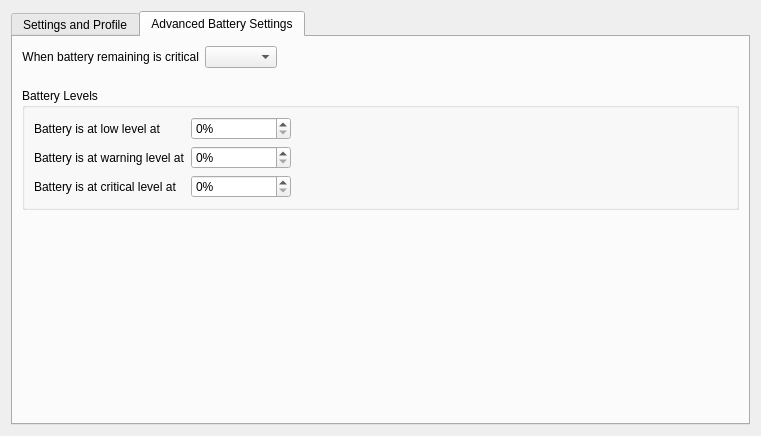
First picture: the form in kcmodule/global/generalPage.ui, repository KDE/powerdevil, before the edit.
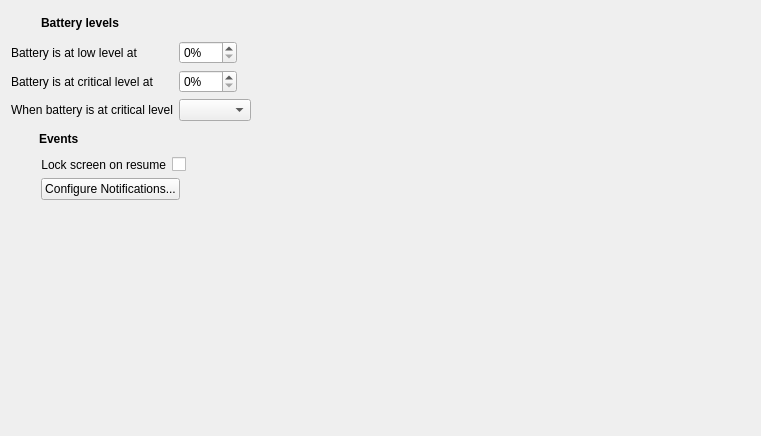
Second picture: the form after the edit. The open tabs and pages were chosen to show the change. Custom widgets are drawn as their Qt base class.

Commit message: Rework new General (now Advanced) Power management configuration page

```diff
--- a/kcmodule/global/generalPage.ui
+++ b/kcmodule/global/generalPage.ui
@@ -10,17 +10,134 @@
     <height>436</height>
    </rect>
   </property>
-  <layout class="QVBoxLayout" name="verticalLayout_3">
-   <item>
-    <widget class="KTabWidget" name="tabWidget">
-     <property name="currentIndex">
-      <number>0</number>
-     </property>
-     <widget class="QWidget" name="tab">
-      <attribute name="title">
-       <string>Settings and Profile</string>
-      </attribute>
       <layout class="QVBoxLayout" name="verticalLayout">
+   <item>
+    <layout class="QHBoxLayout" name="horizontalLayout">
+     <item>
+      <widget class="QLabel" name="batteryLevelsIconLabel">
+       <property name="minimumSize">
+        <size>
+         <width>24</width>
+         <height>24</height>
+        </size>
+       </property>
+       <property name="maximumSize">
+        <size>
+         <width>24</width>
+         <height>24</height>
+        </size>
+       </property>
+       <property name="text">
+        <string/>
+       </property>
+      </widget>
+     </item>
+     <item>
+      <widget class="QLabel" name="label">
+       <property name="text">
+        <string>&lt;b&gt;Battery levels&lt;/b&gt;</string>
+       </property>
+      </widget>
+     </item>
+    </layout>
+   </item>
+   <item>
+    <layout class="QFormLayout" name="formLayout_3">
+     <property name="fieldGrowthPolicy">
+      <enum>QFormLayout::ExpandingFieldsGrow</enum>
+     </property>
+     <item row="0" column="0">
+      <widget class="QLabel" name="label_7">
+       <property name="text">
+        <string>Battery is at low level at</string>
+       </property>
+       <property name="buddy">
+        <cstring>lowSpin</cstring>
+       </property>
+      </widget>
+     </item>
+     <item row="0" column="1">
+      <widget class="KIntSpinBox" name="lowSpin">
+       <property name="maximumSize">
+        <size>
+         <width>100</width>
+         <height>16777215</height>
+        </size>
+       </property>
+       <property name="toolTip">
+        <string>Low battery level</string>
+       </property>
+       <property name="whatsThis">
+        <string>Battery will be considered low when it reaches this level</string>
+       </property>
+       <property name="suffix">
+        <string>%</string>
+       </property>
+       <property name="maximum">
+        <number>100</number>
+       </property>
+      </widget>
+     </item>
+     <item row="1" column="0">
+      <widget class="QLabel" name="label_9">
+       <property name="text">
+        <string>Battery is at critical level at</string>
+       </property>
+       <property name="buddy">
+        <cstring>criticalSpin</cstring>
+       </property>
+      </widget>
+     </item>
+     <item row="1" column="1">
+      <widget class="KIntSpinBox" name="criticalSpin">
+       <property name="maximumSize">
+        <size>
+         <width>100</width>
+         <height>16777215</height>
+        </size>
+       </property>
+       <property name="toolTip">
+        <string>Critical battery level</string>
+       </property>
+       <property name="whatsThis">
+        <string>Battery will be considered critical when it reaches this level</string>
+       </property>
+       <property name="suffix">
+        <string>%</string>
+       </property>
+       <property name="maximum">
+        <number>100</number>
+       </property>
+      </widget>
+     </item>
+     <item row="2" column="0">
+      <widget class="QLabel" name="BatteryCriticalLabel">
+       <property name="text">
+        <string>When battery is at critical level</string>
+       </property>
+       <property name="alignment">
+        <set>Qt::AlignRight|Qt::AlignTrailing|Qt::AlignVCenter</set>
+       </property>
+       <property name="wordWrap">
+        <bool>false</bool>
+       </property>
+       <property name="buddy">
+        <cstring>BatteryCriticalCombo</cstring>
+       </property>
+      </widget>
+     </item>
+     <item row="2" column="1">
+      <widget class="KComboBox" name="BatteryCriticalCombo">
+       <property name="maximumSize">
+        <size>
+         <width>300</width>
+         <height>16777215</height>
+        </size>
+       </property>
+      </widget>
+     </item>
+    </layout>
+   </item>
        <item>
         <layout class="QHBoxLayout" name="horizontalLayout_3">
          <property name="spacing">
@@ -46,7 +163,7 @@
           </widget>
          </item>
          <item>
-          <widget class="QLabel" name="label">
+      <widget class="QLabel" name="label_2">
            <property name="text">
             <string>&lt;b&gt;Events&lt;/b&gt;</string>
            </property>
@@ -126,127 +243,6 @@
          </item>
         </layout>
        </item>
-       <item>
-        <layout class="QHBoxLayout" name="horizontalLayout">
-         <item>
-          <widget class="QLabel" name="profileIconLabel">
-           <property name="minimumSize">
-            <size>
-             <width>24</width>
-             <height>24</height>
-            </size>
-           </property>
-           <property name="maximumSize">
-            <size>
-             <width>24</width>
-             <height>24</height>
-            </size>
-           </property>
-           <property name="text">
-            <string/>
-           </property>
-          </widget>
-         </item>
-         <item>
-          <widget class="QLabel" name="label_2">
-           <property name="text">
-            <string>&lt;!DOCTYPE HTML PUBLIC &quot;-//W3C//DTD HTML 4.0//EN&quot; &quot;http://www.w3.org/TR/REC-html40/strict.dtd&quot;&gt;
-&lt;html&gt;&lt;head&gt;&lt;meta name=&quot;qrichtext&quot; content=&quot;1&quot; /&gt;&lt;style type=&quot;text/css&quot;&gt;
-p, li { white-space: pre-wrap; }
-&lt;/style&gt;&lt;/head&gt;&lt;body style=&quot; font-family:'Sans Serif'; font-size:9pt; font-weight:400; font-style:normal;&quot;&gt;
-&lt;p style=&quot; margin-top:0px; margin-bottom:0px; margin-left:0px; margin-right:0px; -qt-block-indent:0; text-indent:0px;&quot;&gt;&lt;span style=&quot; font-weight:600;&quot;&gt;Profile Assignment&lt;/span&gt;&lt;/p&gt;&lt;/body&gt;&lt;/html&gt;</string>
-           </property>
-          </widget>
-         </item>
-        </layout>
-       </item>
-       <item>
-        <layout class="QFormLayout" name="formLayout_3">
-         <property name="leftMargin">
-          <number>30</number>
-         </property>
-         <item row="0" column="0">
-          <widget class="QLabel" name="label_6">
-           <property name="text">
-            <string>When AC Adaptor is plugged in</string>
-           </property>
-           <property name="buddy">
-            <cstring>acProfile</cstring>
-           </property>
-          </widget>
-         </item>
-         <item row="0" column="1">
-          <widget class="KComboBox" name="acProfile">
-           <property name="maximumSize">
-            <size>
-             <width>280</width>
-             <height>16777215</height>
-            </size>
-           </property>
-          </widget>
-         </item>
-         <item row="1" column="0">
-          <widget class="QLabel" name="label_7">
-           <property name="text">
-            <string>When AC Adaptor is unplugged</string>
-           </property>
-           <property name="buddy">
-            <cstring>batteryProfile</cstring>
-           </property>
-          </widget>
-         </item>
-         <item row="1" column="1">
-          <widget class="KComboBox" name="batteryProfile">
-           <property name="maximumSize">
-            <size>
-             <width>280</width>
-             <height>16777215</height>
-            </size>
-           </property>
-          </widget>
-         </item>
-         <item row="2" column="0">
-          <widget class="QLabel" name="label_10">
-           <property name="text">
-            <string>When battery is at low level</string>
-           </property>
-           <property name="buddy">
-            <cstring>lowProfile</cstring>
-           </property>
-          </widget>
-         </item>
-         <item row="2" column="1">
-          <widget class="KComboBox" name="lowProfile">
-           <property name="maximumSize">
-            <size>
-             <width>280</width>
-             <height>16777215</height>
-            </size>
-           </property>
-          </widget>
-         </item>
-         <item row="3" column="0">
-          <widget class="QLabel" name="label_11">
-           <property name="text">
-            <string>When battery is at warning level</string>
-           </property>
-           <property name="buddy">
-            <cstring>warningProfile</cstring>
-           </property>
-          </widget>
-         </item>
-         <item row="3" column="1">
-          <widget class="KComboBox" name="warningProfile">
-           <property name="maximumSize">
-            <size>
-             <width>280</width>
-             <height>16777215</height>
-            </size>
-           </property>
-          </widget>
-         </item>
-        </layout>
-       </item>
        <item>
         <spacer name="verticalSpacer">
          <property name="orientation">
@@ -262,213 +258,16 @@
        </item>
       </layout>
      </widget>
-     <widget class="QWidget" name="tab_2">
-      <attribute name="title">
-       <string>Advanced Battery Settings</string>
-      </attribute>
-      <layout class="QGridLayout" name="gridLayout_2">
-       <item row="0" column="0" colspan="2">
-        <layout class="QFormLayout" name="formLayout">
-         <item row="0" column="0">
-          <widget class="QLabel" name="BatteryCriticalLabel">
-           <property name="text">
-            <string>When battery remaining is critical</string>
-           </property>
-           <property name="alignment">
-            <set>Qt::AlignRight|Qt::AlignTrailing|Qt::AlignVCenter</set>
-           </property>
-           <property name="wordWrap">
-            <bool>false</bool>
-           </property>
-           <property name="buddy">
-            <cstring>BatteryCriticalCombo</cstring>
-           </property>
-          </widget>
-         </item>
-         <item row="0" column="1">
-          <widget class="KComboBox" name="BatteryCriticalCombo">
-           <property name="maximumSize">
-            <size>
-             <width>300</width>
-             <height>16777215</height>
-            </size>
-           </property>
-          </widget>
-         </item>
-        </layout>
-       </item>
-       <item row="0" column="2">
-        <spacer name="horizontalSpacer_3">
-         <property name="orientation">
-          <enum>Qt::Horizontal</enum>
-         </property>
-         <property name="sizeHint" stdset="0">
-          <size>
-           <width>369</width>
-           <height>26</height>
-          </size>
-         </property>
-        </spacer>
-       </item>
-       <item row="1" column="0">
-        <spacer name="verticalSpacer_3">
-         <property name="orientation">
-          <enum>Qt::Vertical</enum>
-         </property>
-         <property name="sizeType">
-          <enum>QSizePolicy::Fixed</enum>
-         </property>
-         <property name="sizeHint" stdset="0">
-          <size>
-           <width>20</width>
-           <height>10</height>
-          </size>
-         </property>
-        </spacer>
-       </item>
-       <item row="2" column="0" colspan="3">
-        <widget class="QGroupBox" name="groupBox">
-         <property name="title">
-          <string>Battery Levels</string>
-         </property>
-         <layout class="QFormLayout" name="formLayout_2">
-          <property name="fieldGrowthPolicy">
-           <enum>QFormLayout::AllNonFixedFieldsGrow</enum>
-          </property>
-          <item row="0" column="0">
-           <widget class="QLabel" name="label_3">
-            <property name="text">
-             <string>Battery is at low level at</string>
-            </property>
-            <property name="buddy">
-             <cstring>lowSpin</cstring>
-            </property>
-           </widget>
-          </item>
-          <item row="0" column="1">
-           <widget class="KIntSpinBox" name="lowSpin">
-            <property name="maximumSize">
-             <size>
-              <width>100</width>
-              <height>16777215</height>
-             </size>
-            </property>
-            <property name="toolTip">
-             <string>Low battery level</string>
-            </property>
-            <property name="whatsThis">
-             <string>Battery will be considered low when it reaches this level</string>
-            </property>
-            <property name="suffix">
-             <string>%</string>
-            </property>
-            <property name="maximum">
-             <number>100</number>
-            </property>
-           </widget>
-          </item>
-          <item row="1" column="0">
-           <widget class="QLabel" name="label_4">
-            <property name="text">
-             <string>Battery is at warning level at</string>
-            </property>
-            <property name="buddy">
-             <cstring>warningSpin</cstring>
-            </property>
-           </widget>
-          </item>
-          <item row="1" column="1">
-           <widget class="KIntSpinBox" name="warningSpin">
-            <property name="maximumSize">
-             <size>
-              <width>100</width>
-              <height>16777215</height>
-             </size>
-            </property>
-            <property name="toolTip">
-             <string>Warning battery level</string>
-            </property>
-            <property name="whatsThis">
-             <string>Battery will be considered at warning level when it reaches this level</string>
-            </property>
-            <property name="suffix">
-             <string>%</string>
-            </property>
-            <property name="maximum">
-             <number>100</number>
-            </property>
-           </widget>
-          </item>
-          <item row="2" column="0">
-           <widget class="QLabel" name="label_5">
-            <property name="text">
-             <string>Battery is at critical level at</string>
-            </property>
-            <property name="buddy">
-             <cstring>criticalSpin</cstring>
-            </property>
-           </widget>
-          </item>
-          <item row="2" column="1">
-           <widget class="KIntSpinBox" name="criticalSpin">
-            <property name="maximumSize">
-             <size>
-              <width>100</width>
-              <height>16777215</height>
-             </size>
-            </property>
-            <property name="toolTip">
-             <string>Critical battery level</string>
-            </property>
-            <property name="whatsThis">
-             <string>Battery will be considered critical when it reaches this level</string>
-            </property>
-            <property name="suffix">
-             <string>%</string>
-            </property>
-            <property name="maximum">
-             <number>100</number>
-            </property>
-           </widget>
-          </item>
-         </layout>
-        </widget>
-       </item>
-       <item row="3" column="1">
-        <spacer name="verticalSpacer_2">
-         <property name="orientation">
-          <enum>Qt::Vertical</enum>
-         </property>
-         <property name="sizeHint" stdset="0">
-          <size>
-           <width>20</width>
-           <height>119</height>
-          </size>
-         </property>
-        </spacer>
-       </item>
-      </layout>
-     </widget>
-    </widget>
-   </item>
-  </layout>
- </widget>
  <customwidgets>
-  <customwidget>
-   <class>KIntSpinBox</class>
-   <extends>QSpinBox</extends>
-   <header>knuminput.h</header>
-  </customwidget>
   <customwidget>
    <class>KComboBox</class>
    <extends>QComboBox</extends>
    <header>kcombobox.h</header>
   </customwidget>
   <customwidget>
-   <class>KTabWidget</class>
-   <extends>QTabWidget</extends>
-   <header>ktabwidget.h</header>
-   <container>1</container>
+   <class>KIntSpinBox</class>
+   <extends>QSpinBox</extends>
+   <header>knuminput.h</header>
   </customwidget>
  </customwidgets>
  <resources/>
```
Lines whose indentation alone changed are shown as unchanged. The commit also changes 3 other files.
